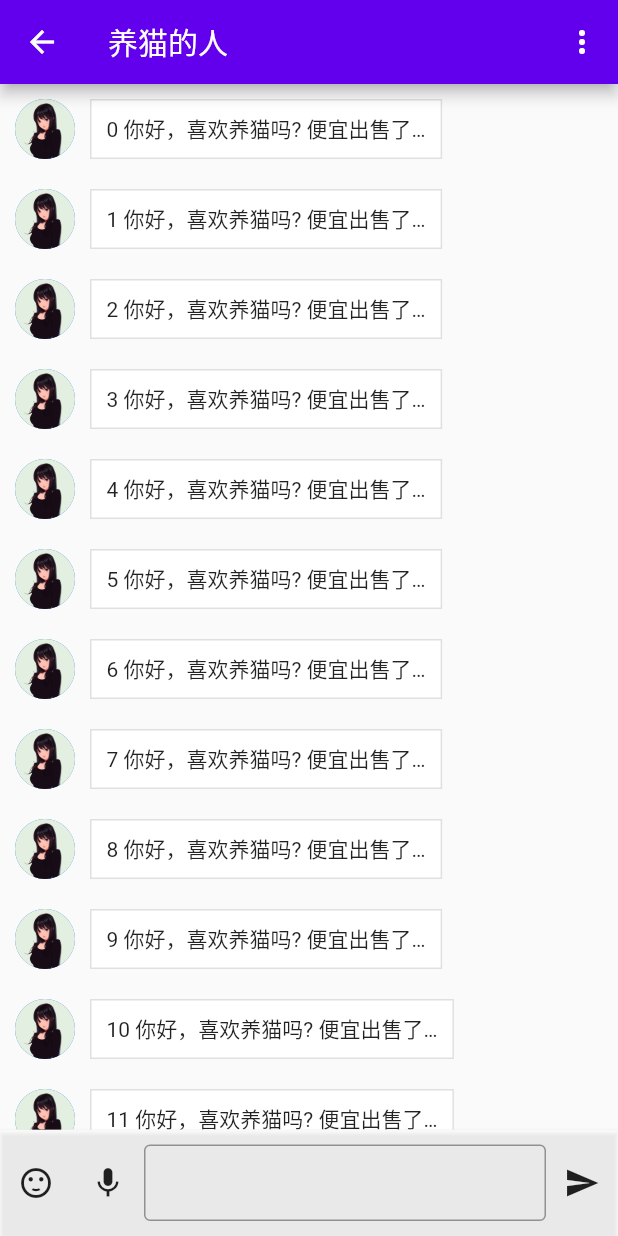
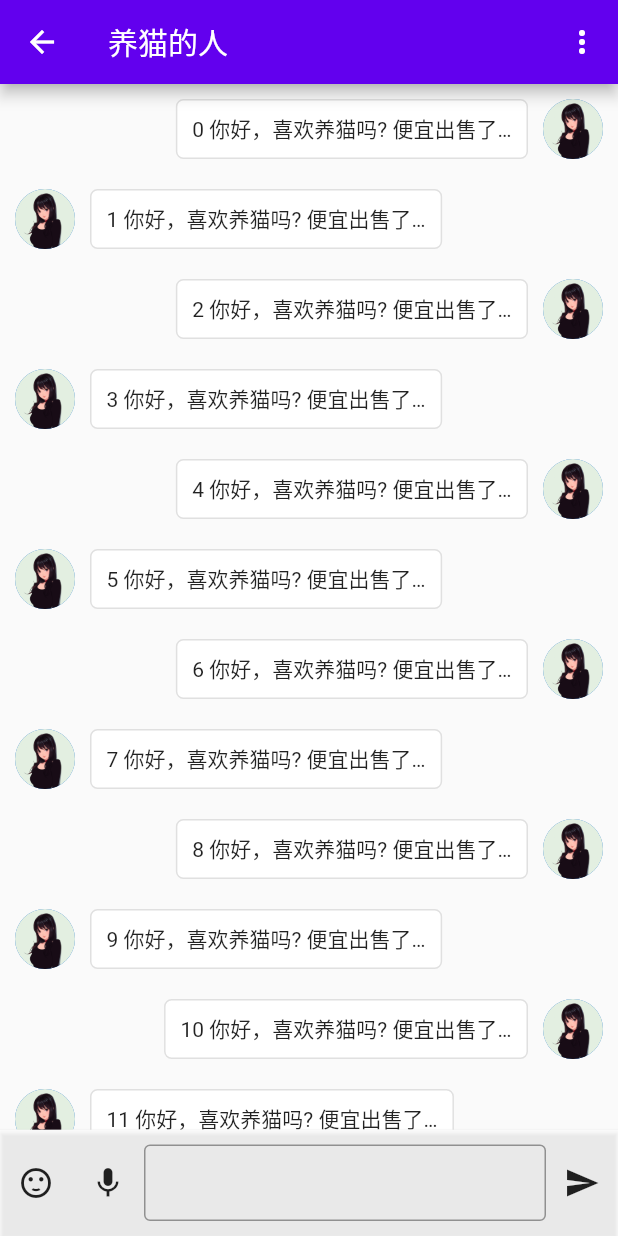
Before and after one commit to tangdaohai/happy_chat_flutter, a Flutter app: the Conversation screen opened by its route, on a phone screen of 412 x 824 dp. Run offline on Flutter 3.47's test engine with Material 2 defaults, Android fonts, the phone set to English and light mode, and no system bars; our stand-ins replace flutter_screenutil, flutter_slidable, flutter_svg.

Commit message:
feat(views/conversation): 对话列表-shelf

```diff
--- a/lib/views/conversation/conversation.dart
+++ b/lib/views/conversation/conversation.dart
@@ -31,6 +31,7 @@ class _ConversationState extends State<Conversation> {
 
   Widget _msg (BuildContext context, int index) {
     return Row(
+      textDirection: index % 2 == 0 ? TextDirection.rtl : TextDirection.ltr,
       children: <Widget>[
         CircleAvatar(
           radius: 20,
@@ -40,28 +41,15 @@ class _ConversationState extends State<Conversation> {
           constraints: BoxConstraints(
             minHeight: 40
           ),
-          margin: EdgeInsets.only(left: 10),
+          margin: EdgeInsets.symmetric(horizontal: 10),
           decoration: new BoxDecoration(
             color: Colors.white,
+            borderRadius: BorderRadius.circular(5.0),
             border: Border.all(width: 1, color: Colors.black12)
           ),
           padding: EdgeInsets.symmetric(horizontal: 10),
           child: Center(child: Text('$index 你好，喜欢养猫吗? 便宜出售了…'),)
         )
-        // Card(
-        //     elevation: 0,
-        //     color: Colors.transparent,
-        //     borderOnForeground: true,
-        //     child: Container(
-        //       constraints: BoxConstraints(
-        //         minHeight: 36
-        //         // maxWidth:
-        //       ),
-        //       padding: EdgeInsets.symmetric(horizontal: 10),
-        //       child: Center(child: Text('你好，喜欢养猫吗? 便宜出售了…'),)
-        //     ),
-        //   ),
-
       ],
     );
   }
```
